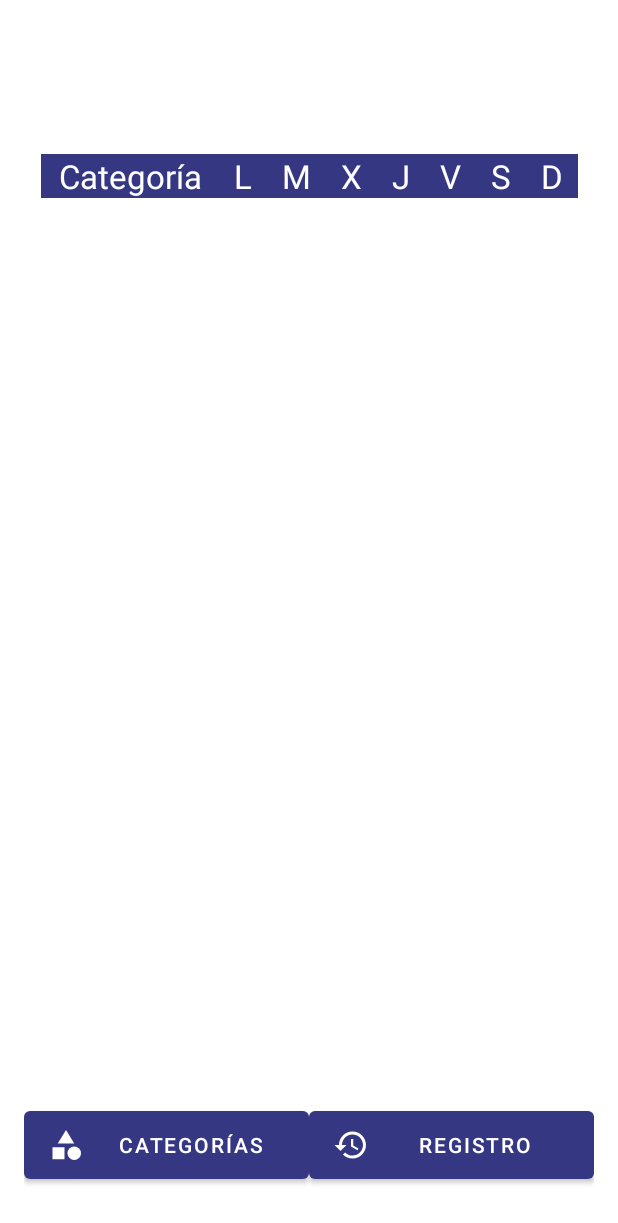
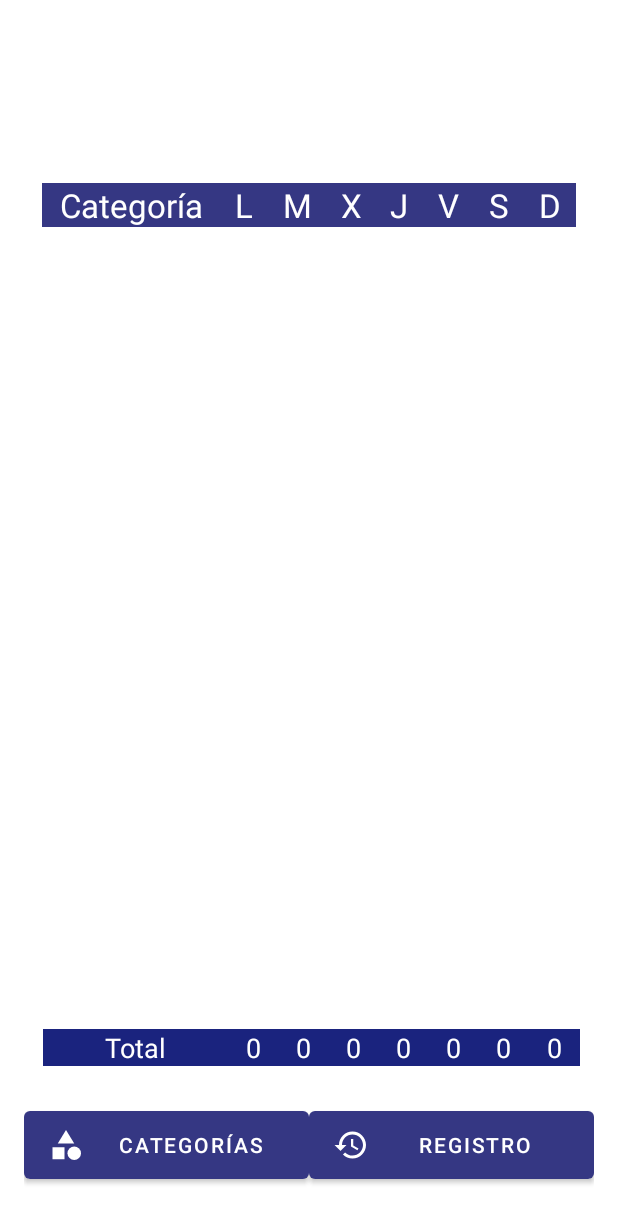
Before and after one commit to Sir-Floppa/Produtracker, an Android app: the screen it shows after launch (MainActivity), on a phone screen of 412 x 824 dp. Shown: the top 1223 px of the screen. Run offline under Robolectric (Android 15) with nearby library versions, the phone set to English and light mode, and no system bars.

Commit message:
Terminadas las filas de Tabla Semanal y Categorias

```diff
--- a/app/src/main/java/com/example/produtracker2/MainActivity.kt
+++ b/app/src/main/java/com/example/produtracker2/MainActivity.kt
@@ -1,16 +1,21 @@
 package com.example.produtracker2
 
 import android.content.Intent
+import android.os.Build
 import androidx.appcompat.app.AppCompatActivity
 import android.os.Bundle
 import android.widget.Toast
+import androidx.annotation.RequiresApi
 import kotlinx.android.synthetic.main.activity_main.*
 import kotlinx.android.synthetic.main.tablerow.view.*
 import java.text.SimpleDateFormat
+import java.time.DayOfWeek
+import java.time.LocalDate
 import java.time.LocalDateTime
 import java.util.*
 
 class MainActivity : AppCompatActivity() {
+    @RequiresApi(Build.VERSION_CODES.O)
     override fun onCreate(savedInstanceState: Bundle?) {
         super.onCreate(savedInstanceState)
         setContentView(R.layout.activity_main)
@@ -25,9 +30,27 @@ class MainActivity : AppCompatActivity() {
         btnCategoriasTabla.setOnClickListener{ cargarVista(categoriasIntent) }
         btnRegistroTabla.setOnClickListener{ cargarVista(registroIntent) }
 
+        if(!sqlManager.comprobarEliminacion(this) && LocalDate.now().dayOfWeek == DayOfWeek.MONDAY) {
+            sqlManager.anadirRegistro(this)
+            sqlManager.reiniciarFilas(this)
+            sqlManager.actualizarUso(this, 0)
+        }
+        else if(sqlManager.comprobarEliminacion(this) && LocalDate.now().dayOfWeek != DayOfWeek.MONDAY){
+            sqlManager.actualizarUso(this, 1)
+        }
+
         for(categoria in categorias) {
             try{
                 cargarFila(categoria, sqlManager.seleccionarFila(this, categoria.id))
+
+                var fila = sqlManager.seleccionarFila(this, categoria.id)
+                LSum.setText((LSum.text.toString().toInt() + fila.LValue * categoria.prioridad!!).toString())
+                MSum.setText((MSum.text.toString().toInt() + fila.MValue * categoria.prioridad!!).toString())
+                XSum.setText((XSum.text.toString().toInt() + fila.XValue * categoria.prioridad!!).toString())
+                JSum.setText((JSum.text.toString().toInt() + fila.JValue * categoria.prioridad!!).toString())
+                VSum.setText((VSum.text.toString().toInt() + fila.VValue * categoria.prioridad!!).toString())
+                SSum.setText((SSum.text.toString().toInt() + fila.SValue * categoria.prioridad!!).toString())
+                DSum.setText((DSum.text.toString().toInt() + fila.DValue * categoria.prioridad!!).toString())
             }
             catch(e: Exception) {
                 Toast.makeText(this, e.message, Toast.LENGTH_LONG).show()
--- a/app/src/main/java/com/example/produtracker2/SQLManager.kt
+++ b/app/src/main/java/com/example/produtracker2/SQLManager.kt
@@ -4,19 +4,131 @@ import android.content.ContentValues
 import android.content.Context
 import android.database.sqlite.SQLiteDatabase
 import android.database.sqlite.SQLiteOpenHelper
+import android.os.Build
 import android.provider.BaseColumns
 import android.widget.Toast
+import androidx.annotation.RequiresApi
+import androidx.core.content.contentValuesOf
+import java.text.SimpleDateFormat
+import java.time.DayOfWeek
+import java.time.LocalDate
+import java.time.ZoneId
+import java.time.temporal.TemporalAdjuster
+import java.time.temporal.TemporalAdjusters
+import java.util.*
 import kotlin.reflect.typeOf
 
-class SQLManager(context: Context): SQLiteOpenHelper(context, "produtracker1.db", null, 1) {
+class SQLManager(context: Context): SQLiteOpenHelper(context, "produtracker4.db", null, 1) {
 
     override fun onCreate(db: SQLiteDatabase?) {
         db!!.execSQL("CREATE TABLE categorias (idCategoria INTEGER PRIMARY KEY AUTOINCREMENT NOT NULL, nombre VARCHAR(24), prioridad INT)")
         db!!.execSQL("CREATE TABLE filasTablaSemanal (idFila INTEGER PRIMARY KEY AUTOINCREMENT NOT NULL, LValue	INTEGER DEFAULT 0, MValue INTEGER DEFAULT 0, XValue	INTEGER DEFAULT 0, JValue INTEGER DEFAULT 0, VValue	INTEGER DEFAULT 0, SValue INTEGER DEFAULT 0, DValue	INTEGER DEFAULT 0, idCategoria	INTEGER NOT NULL, FOREIGN KEY(idCategoria) REFERENCES categorias(idCategorias))")
+        db!!.execSQL("CREATE TABLE registros (idRegistro INTEGER PRIMARY KEY AUTOINCREMENT NOT NULL, fechaInicio TEXT, fechaFinal TEXT, valor INTEGER)")
+        db!!.execSQL("CREATE TABLE uso (eliminacionSemanal INTEGER DEFAULT 1)")
+        db!!.execSQL("INSERT INTO uso VALUES(1)")
     }
 
     override fun onUpgrade(p0: SQLiteDatabase?, p1: Int, p2: Int) {
         TODO("Not yet implemented")
+    }
+
+    // Uso
+    fun comprobarEliminacion(context: Context): Boolean {
+        var db = SQLManager(context)
+        var manager = db.writableDatabase
+
+        var response = true
+
+        var res = manager.query(
+            "uso",
+            arrayOf("eliminacionSemanal"),
+            null,
+            arrayOf(),
+            "",
+            null,
+            null
+        )
+
+        with(res) {
+            while(moveToNext()) {
+                response = getInt(getColumnIndexOrThrow("eliminacionSemanal")) == 1
+            }
+        }
+
+        return response
+    }
+
+    fun actualizarUso(context: Context, valor: Int) {
+        var db = SQLManager(context)
+        var manager = db.writableDatabase
+
+        var contentValues = ContentValues()
+
+        contentValues.put("eliminacionSemanal", valor)
+
+        manager.update(
+            "uso",
+            contentValues,
+            null,
+            null
+        )
+    }
+
+    // Registro
+    @RequiresApi(Build.VERSION_CODES.O)
+    fun anadirRegistro(context: Context): Boolean {
+        var response = true
+
+        var db = SQLManager(context)
+        var manager = db.writableDatabase
+
+        val today = LocalDate.now()
+        var previousMonday = today.with(TemporalAdjusters.previous(DayOfWeek.MONDAY))
+        previousMonday = previousMonday.with(TemporalAdjusters.previous(DayOfWeek.MONDAY))
+
+        var previousSunday = today.with(TemporalAdjusters.previous(DayOfWeek.SUNDAY))
+
+        var categorias = leerCategorias(context)
+
+        var lsum = 0
+        var msum = 0
+        var xsum = 0
+        var jsum = 0
+        var vsum = 0
+        var ssum = 0
+        var dsum = 0
+        for (categoria in categorias) {
+            var fila = seleccionarFila(context, categoria.id)
+            lsum += fila.LValue * categoria.prioridad!!
+            msum += fila.LValue * categoria.prioridad!!
+            xsum += fila.LValue * categoria.prioridad!!
+            jsum += fila.LValue * categoria.prioridad!!
+            vsum += fila.LValue * categoria.prioridad!!
+            ssum += fila.LValue * categoria.prioridad!!
+            dsum += fila.LValue * categoria.prioridad!!
+        }
+
+        var total = lsum + msum + xsum + jsum + vsum + ssum + dsum
+
+        var contentValues = ContentValues()
+        contentValues.putNull("idRegistro")
+        contentValues.put("fechaInicio", previousMonday.toString())
+        contentValues.put("fechaFinal", previousSunday.toString())
+        contentValues.put("valor", total)
+
+        try {
+            manager.insert("registros", null, contentValues)
+        }
+        catch(e: Exception) {
+            print(e.message)
+            Toast.makeText(context, e.message, Toast.LENGTH_LONG).show()
+            response = false
+        }
+        finally {
+            db.close()
+        }
+
+        return response
     }
 
     // Filas
@@ -114,6 +226,22 @@ class SQLManager(context: Context): SQLiteOpenHelper(context, "produtracker1.db"
         }
 
         return res[0]
+    }
+
+    fun reiniciarFilas(context: Context) {
+        var db = SQLManager(context)
+        var manager = db.writableDatabase
+
+        var contentValues = ContentValues()
+        contentValues.put("LValue", 0)
+        contentValues.put("MValue", 0)
+        contentValues.put("XValue", 0)
+        contentValues.put("JValue", 0)
+        contentValues.put("VValue", 0)
+        contentValues.put("SValue", 0)
+        contentValues.put("DValue", 0)
+
+        manager.update("filasTablaSemanal", contentValues,null, null)
     }
 
     // Categorias
--- a/app/src/main/res/layout/activity_main.xml
+++ b/app/src/main/res/layout/activity_main.xml
@@ -7,10 +7,10 @@
     tools:context=".MainActivity">
 
     <ScrollView
-        android:layout_width="358dp"
-        android:layout_height="530dp"
+        android:layout_width="356dp"
+        android:layout_height="442dp"
         android:contentDescription="@string/tablaSemanal"
-        app:layout_constraintBottom_toTopOf="@+id/linearLayout"
+        app:layout_constraintBottom_toTopOf="@+id/linearLayout4"
         app:layout_constraintEnd_toEndOf="parent"
         app:layout_constraintStart_toStartOf="parent"
         app:layout_constraintTop_toTopOf="parent">
@@ -140,4 +140,99 @@
 
     </LinearLayout>
 
+    <LinearLayout
+        android:id="@+id/linearLayout4"
+        android:layout_width="358dp"
+        android:layout_height="wrap_content"
+        android:layout_marginStart="1dp"
+        android:layout_marginEnd="1dp"
+        android:layout_marginBottom="24dp"
+        android:orientation="horizontal"
+        app:layout_constraintBottom_toTopOf="@+id/linearLayout"
+        app:layout_constraintEnd_toEndOf="parent"
+        app:layout_constraintHorizontal_bias="0.529"
+        android:background="@color/primaryColor"
+        app:layout_constraintStart_toStartOf="parent">
+
+        <TextView
+            android:id="@+id/textView17"
+            android:layout_width="100dp"
+            android:layout_height="match_parent"
+            android:layout_weight="1"
+            android:gravity="center"
+            android:text="@string/total"
+            android:textAppearance="@style/TextAppearance.AppCompat.Medium"
+            android:textColor="@color/white" />
+
+        <TextView
+            android:id="@+id/LSum"
+            android:layout_width="wrap_content"
+            android:layout_height="wrap_content"
+            android:layout_weight="1"
+            android:gravity="center"
+            android:text="@string/cero"
+            android:textAppearance="@style/TextAppearance.AppCompat.Medium"
+            android:textColor="@color/white" />
+
+        <TextView
+            android:id="@+id/MSum"
+            android:layout_width="wrap_content"
+            android:layout_height="wrap_content"
+            android:layout_weight="1"
+            android:gravity="center"
+            android:text="@string/cero"
+            android:textAppearance="@style/TextAppearance.AppCompat.Medium"
+            android:textColor="@color/white" />
+
+        <TextView
+            android:id="@+id/XSum"
+            android:layout_width="wrap_content"
+            android:layout_height="wrap_content"
+            android:layout_weight="1"
+            android:gravity="center"
+            android:text="@string/cero"
+            android:textAppearance="@style/TextAppearance.AppCompat.Medium"
+            android:textColor="@color/white" />
+
+        <TextView
+            android:id="@+id/JSum"
+            android:layout_width="wrap_content"
+            android:layout_height="wrap_content"
+            android:layout_weight="1"
+            android:gravity="center"
+            android:text="@string/cero"
+            android:textAppearance="@style/TextAppearance.AppCompat.Medium"
+            android:textColor="@color/white" />
+
+        <TextView
+            android:id="@+id/VSum"
+            android:layout_width="wrap_content"
+            android:layout_height="wrap_content"
+            android:layout_weight="1"
+            android:gravity="center"
+            android:text="@string/cero"
+            android:textAppearance="@style/TextAppearance.AppCompat.Medium"
+            android:textColor="@color/white" />
+
+        <TextView
+            android:id="@+id/SSum"
+            android:layout_width="wrap_content"
+            android:layout_height="wrap_content"
+            android:layout_weight="1"
+            android:gravity="center"
+            android:text="@string/cero"
+            android:textAppearance="@style/TextAppearance.AppCompat.Medium"
+            android:textColor="@color/white" />
+
+        <TextView
+            android:id="@+id/DSum"
+            android:layout_width="wrap_content"
+            android:layout_height="wrap_content"
+            android:layout_weight="1"
+            android:gravity="center"
+            android:text="@string/cero"
+            android:textAppearance="@style/TextAppearance.AppCompat.Medium"
+            android:textColor="@color/white" />
+    </LinearLayout>
+
 </androidx.constraintlayout.widget.ConstraintLayout>
--- a/app/src/main/res/values/strings.xml
+++ b/app/src/main/res/values/strings.xml
@@ -10,6 +10,9 @@
     <string name="categoria">Categoría</string>
     <string name="semana">Semana</string>
     <string name="productividad">Productividad</string>
+    <string name="total">Total</string>
+
+    <string name="cero">0</string>
 
     <string name="l">L</string>
     <string name="m">M</string>
```
